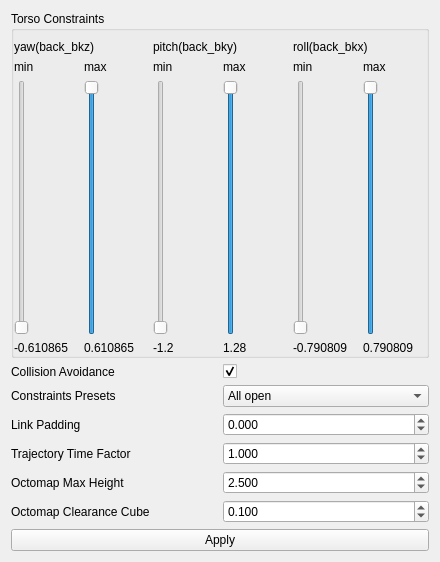
Above: vigir_ocs_back_joint_limit/src/joint_limit.ui from team-vigir/vigir_ocs_common before the change. Below: the same form after it.
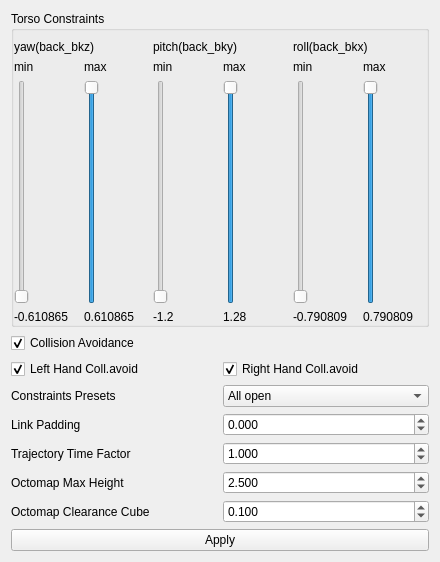
That is the form after the change.

Commit message: [vigir_ocs_back_joint_limit] * Add checkboxes for hand collision avoidance to ui

```diff
--- a/vigir_ocs_back_joint_limit/src/joint_limit.ui
+++ b/vigir_ocs_back_joint_limit/src/joint_limit.ui
@@ -13,8 +13,8 @@
   <property name="windowTitle">
    <string>PlannerConfigurationWidget</string>
   </property>
-  <layout class="QVBoxLayout" name="verticalLayout">
-   <item>
+  <layout class="QGridLayout" name="gridLayout_2">
+   <item row="0" column="0">
     <widget class="QGroupBox" name="groupBox">
      <property name="title">
       <string>Torso Constraints</string>
@@ -294,20 +294,30 @@
      </layout>
     </widget>
    </item>
-   <item>
+   <item row="1" column="0">
     <widget class="QWidget" name="widget" native="true">
      <layout class="QGridLayout" name="gridLayout">
       <property name="margin">
        <number>0</number>
       </property>
-      <item row="4" column="0">
+      <item row="1" column="0">
+       <widget class="QCheckBox" name="collision_avoidance_">
+        <property name="text">
+         <string>Collision Avoidance</string>
+        </property>
+        <property name="checked">
+         <bool>true</bool>
+        </property>
+       </widget>
+      </item>
+      <item row="6" column="0">
        <widget class="QLabel" name="label_13">
         <property name="text">
          <string>Octomap Max Height</string>
         </property>
        </widget>
       </item>
-      <item row="2" column="1">
+      <item row="4" column="1">
        <widget class="QDoubleSpinBox" name="padding_">
         <property name="decimals">
          <number>3</number>
@@ -326,38 +336,21 @@
         </property>
        </widget>
       </item>
-      <item row="2" column="0">
+      <item row="4" column="0">
        <widget class="QLabel" name="label_10">
         <property name="text">
          <string>Link Padding</string>
         </property>
        </widget>
       </item>
-      <item row="0" column="0">
-       <widget class="QLabel" name="label_11">
-        <property name="text">
-         <string>Collision Avoidance</string>
-        </property>
-       </widget>
-      </item>
-      <item row="0" column="1">
-       <widget class="QCheckBox" name="collision_avoidance_">
-        <property name="text">
-         <string/>
-        </property>
-        <property name="checked">
-         <bool>true</bool>
-        </property>
-       </widget>
-      </item>
-      <item row="3" column="0">
+      <item row="5" column="0">
        <widget class="QLabel" name="label_12">
         <property name="text">
          <string>Trajectory Time Factor</string>
         </property>
        </widget>
       </item>
-      <item row="3" column="1">
+      <item row="5" column="1">
        <widget class="QDoubleSpinBox" name="time_factor_">
         <property name="decimals">
          <number>3</number>
@@ -376,7 +369,7 @@
         </property>
        </widget>
       </item>
-      <item row="4" column="1">
+      <item row="6" column="1">
        <widget class="QDoubleSpinBox" name="octomap_height_">
         <property name="decimals">
          <number>3</number>
@@ -395,14 +388,14 @@
         </property>
        </widget>
       </item>
-      <item row="5" column="0">
+      <item row="7" column="0">
        <widget class="QLabel" name="label_14">
         <property name="text">
          <string>Octomap Clearance Cube</string>
         </property>
        </widget>
       </item>
-      <item row="5" column="1">
+      <item row="7" column="1">
        <widget class="QDoubleSpinBox" name="octomap_clearance_cube_dimensions_">
         <property name="decimals">
          <number>3</number>
@@ -418,14 +411,14 @@
         </property>
        </widget>
       </item>
-      <item row="1" column="0">
+      <item row="3" column="0">
        <widget class="QLabel" name="label_15">
         <property name="text">
          <string>Constraints Presets</string>
         </property>
        </widget>
       </item>
-      <item row="1" column="1">
+      <item row="3" column="1">
        <widget class="QComboBox" name="Presets_comboBox">
         <property name="currentIndex">
          <number>0</number>
@@ -452,10 +445,30 @@
         </item>
        </widget>
       </item>
+      <item row="2" column="0">
+       <widget class="QCheckBox" name="left_hand_collision_avoidance_">
+        <property name="text">
+         <string>Left Hand Coll.avoid</string>
+        </property>
+        <property name="checked">
+         <bool>true</bool>
+        </property>
+       </widget>
+      </item>
+      <item row="2" column="1">
+       <widget class="QCheckBox" name="right_hand_collision_avoidance_">
+        <property name="text">
+         <string>Right Hand Coll.avoid</string>
+        </property>
+        <property name="checked">
+         <bool>true</bool>
+        </property>
+       </widget>
+      </item>
      </layout>
     </widget>
    </item>
-   <item>
+   <item row="2" column="0">
     <widget class="QPushButton" name="apply">
      <property name="text">
       <string>Apply</string>
```
